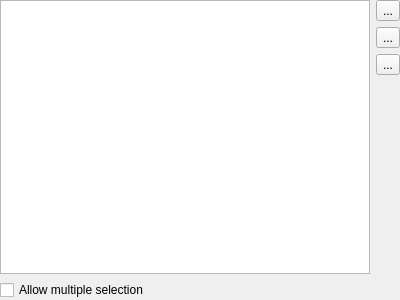
qgis/QGIS, file python/plugins/processing/ui/enummodelerwidgetbase.ui: the form before one commit.
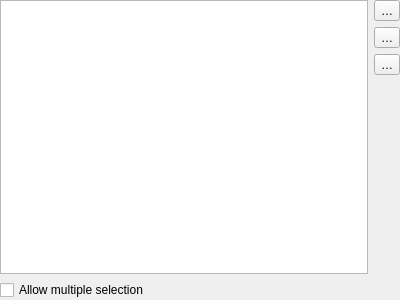
The form after the commit.

Patch:
```diff
--- a/python/plugins/processing/ui/enummodelerwidgetbase.ui
+++ b/python/plugins/processing/ui/enummodelerwidgetbase.ui
@@ -32,7 +32,7 @@
       <string>Remove item</string>
      </property>
      <property name="text">
-      <string>...</string>
+      <string>…</string>
      </property>
     </widget>
    </item>
@@ -55,7 +55,7 @@
       <string>Add item</string>
      </property>
      <property name="text">
-      <string>...</string>
+      <string>…</string>
      </property>
     </widget>
    </item>
@@ -65,7 +65,7 @@
       <string>Clear all</string>
      </property>
      <property name="text">
-      <string>...</string>
+      <string>…</string>
      </property>
     </widget>
    </item>
```
